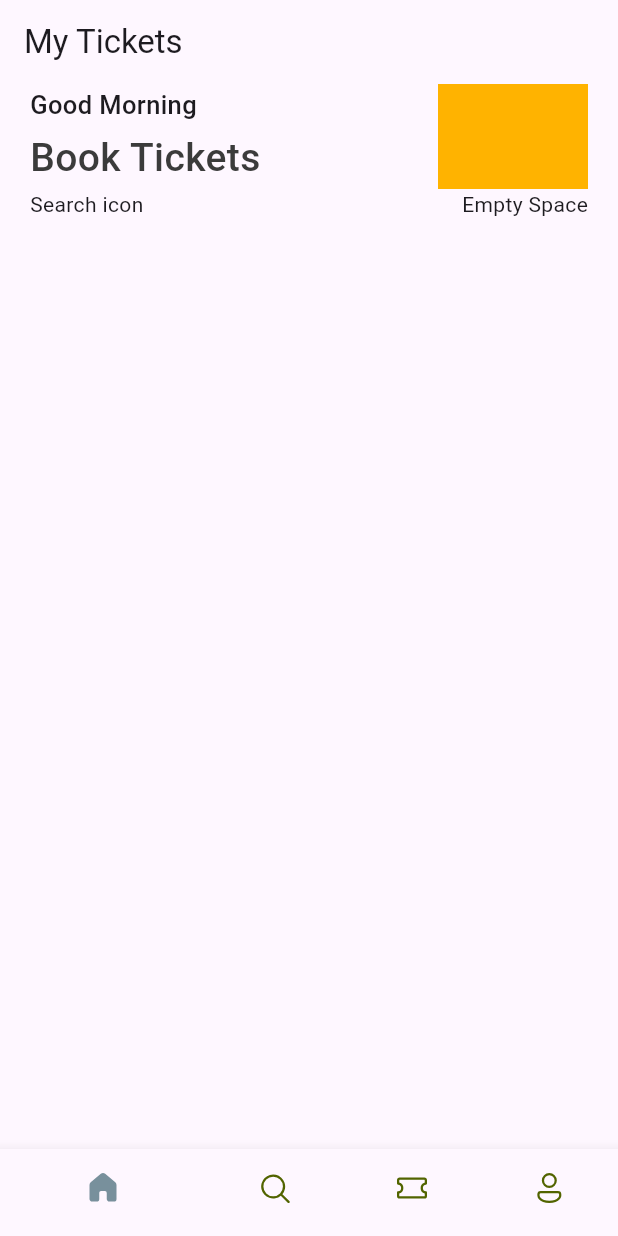
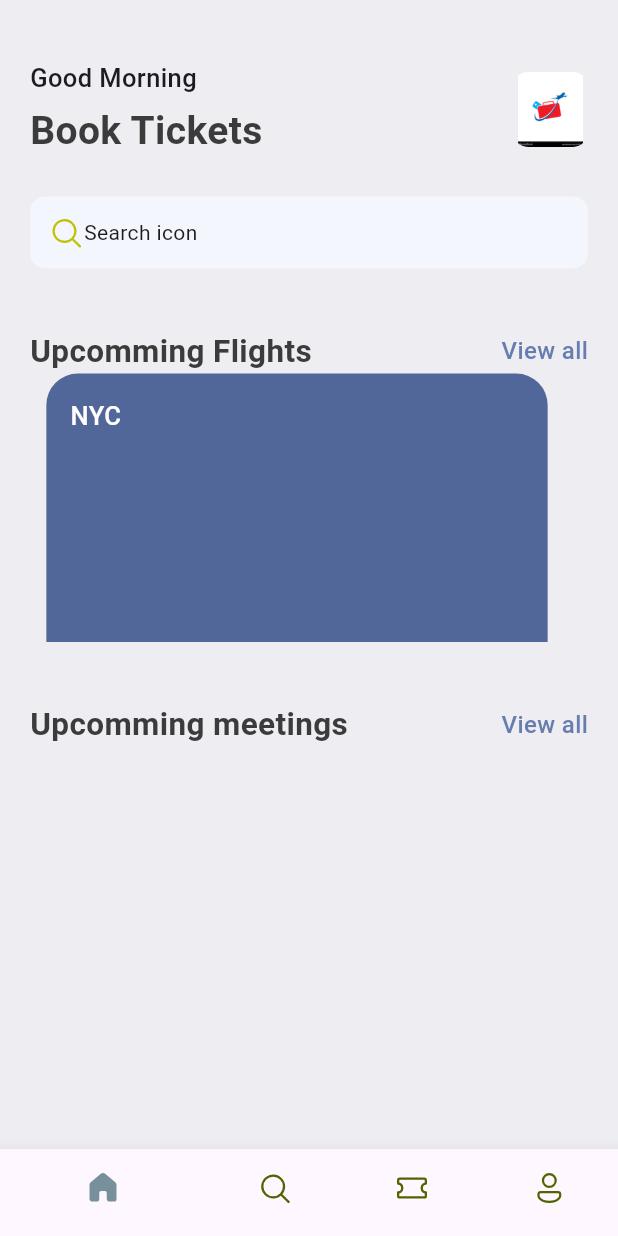
Before and after one commit to waqar864/ticket-app, a Flutter app: the screen it shows after launch, on a phone screen of 412 x 824 dp. Run offline on Flutter 3.47's test engine with Material 3 defaults, Android fonts, the phone set to English and light mode, and no system bars; our stand-ins replace fluentui_icons.

Commit message:
making ticket block design

```diff
--- a/lib/base/bottom_nav_bar.dart
+++ b/lib/base/bottom_nav_bar.dart
@@ -31,9 +31,9 @@ class _BottomNavBarState extends State<BottomNavBar> {
   @override
   Widget build(BuildContext context) {
     return Scaffold(
-      appBar: AppBar(
-        title: const Text("My Tickets"),
-      ),
+      // appBar: AppBar(
+      //   title: const Text("My Tickets"),
+      // ),
       body: appScreen[_selectedIndex],
       bottomNavigationBar: BottomNavigationBar(
         currentIndex: _selectedIndex,
--- /dev/null
+++ b/lib/base/res/media.dart
@@ -0,0 +1,4 @@
+class AppMedia{
+  static const _baseImages = "assets/images";
+  static const logo = '$_baseImages/logo.jpg';
+}
--- a/lib/base/res/styles/app_styles.dart
+++ b/lib/base/res/styles/app_styles.dart
@@ -5,12 +5,21 @@ import 'package:flutter/material.dart';
 Color primary = const Color(0xFF687daf);
 class AppStyles{
   static Color primaryColor = primary;
+  static Color bgColor = const Color(0xFFeeedf2);
   static Color textColor = const Color(0xFF3b3b3b);
+  static Color ticketBlue = const Color(0xFF526799);
 
+  static TextStyle textStyle = TextStyle(fontSize: 16, color: textColor, fontWeight: FontWeight.w500);
   static TextStyle headLineStyle1 = TextStyle(
     fontSize: 26,
-    fontWeight: FontWeight.w500,
+    fontWeight: FontWeight.bold,
     color: textColor
+  );
+   static TextStyle headLineStyle2 = TextStyle(
+    fontSize: 21,
+    fontWeight: FontWeight.bold,
+    color: textColor,
+
   );
   static TextStyle headLineStyle3 = const TextStyle(
     fontSize: 17,
--- /dev/null
+++ b/lib/base/widgets/app_double_text.dart
@@ -0,0 +1,25 @@
+import 'package:flutter/material.dart';
+import 'package:ticket_app/base/res/styles/app_styles.dart';
+
+class AppDoubleText extends StatelessWidget {
+  const AppDoubleText({super.key, required this.bigText, required this.smallText});
+
+  final String bigText;
+  final String smallText;
+
+  @override
+  Widget build(BuildContext context) {
+    return Row(
+      mainAxisAlignment: MainAxisAlignment.spaceBetween,
+      children: [
+        Text(bigText, style: AppStyles.headLineStyle2,),
+        InkWell(
+          onTap: (){},
+          child: Text(smallText, style: AppStyles.textStyle.copyWith(
+            color: AppStyles.primaryColor
+          ),),
+        )
+      ],
+    );
+  }
+}
--- a/lib/base/widgets/ticket_view.dart
+++ b/lib/base/widgets/ticket_view.dart
@@ -0,0 +1,38 @@
+
+import 'package:flutter/material.dart';
+import 'package:ticket_app/base/res/styles/app_styles.dart';
+
+class TicketView extends StatelessWidget {
+  const TicketView({super.key});
+
+  @override
+  Widget build(BuildContext context) {
+    final size = MediaQuery.of(context).size;
+    return SizedBox(
+      width: size.width*0.85,
+      height: 179,
+      child: Container(
+        margin: EdgeInsets.only(right: 16),
+        padding: EdgeInsets.all(16),
+        child: Column(
+          children: [
+            Row(
+              children: [
+                Text(
+                  "NYC", style: AppStyles.headLineStyle3.copyWith(color: Colors.white),
+                )
+              ],
+            )
+          ],
+        ),
+        decoration: BoxDecoration(
+          color: AppStyles.ticketBlue,
+          borderRadius: const BorderRadius.only(
+          topLeft: Radius.circular(21),
+          topRight: Radius.circular(21),
+        ),
+        ),
+      ),
+    );
+  }
+}
--- a/lib/main.dart
+++ b/lib/main.dart
@@ -12,14 +12,9 @@ class MyApp extends StatelessWidget {
   // This widget is the root of your application.
   @override
   Widget build(BuildContext context) {
-    return MaterialApp(
-      title: 'Flutter Demo',
-      theme: ThemeData(
-
-        colorScheme: ColorScheme.fromSeed(seedColor: Colors.deepPurple),
-        useMaterial3: true,
-      ),
-      home: const BottomNavBar(),
+    return const MaterialApp(
+      debugShowCheckedModeBanner: false,
+      home: BottomNavBar(),
     );
   }
 }
--- a/lib/screens/home_screen.dart
+++ b/lib/screens/home_screen.dart
@@ -1,4 +1,8 @@
+import 'package:fluentui_icons/fluentui_icons.dart';
 import 'package:flutter/material.dart';
+import 'package:ticket_app/base/res/media.dart';
+import 'package:ticket_app/base/widgets/app_double_text.dart';
+import 'package:ticket_app/base/widgets/ticket_view.dart';
 
 import '../base/res/styles/app_styles.dart';
 
@@ -8,9 +12,11 @@ class HomeScreen extends StatelessWidget {
   @override
   Widget build(BuildContext context) {
     return Scaffold(
+      backgroundColor: AppStyles.bgColor,
       // we want scrollable effects thats why we use list view
       body: ListView(
         children: [
+         const SizedBox(height: 40,),
          Container(
           padding: const EdgeInsets.symmetric(horizontal: 20),
            child: Column(
@@ -27,25 +33,46 @@ class HomeScreen extends StatelessWidget {
                     ],
                   ),
                   Container(
-                    color: Colors.amber[600],
-                    width: 100,
-                    height: 70,
-                  )
 
+                    width: 50,
+                    height: 50,
+                    decoration: BoxDecoration(
+                      borderRadius: BorderRadius.circular(10),
+                      image: const DecorationImage(
+                        image: AssetImage(AppMedia.logo),
+                        ),
+                    ),
 
+                  ),
 
                 ],
               ),
-               const Row(
-                mainAxisAlignment: MainAxisAlignment.spaceBetween,
-                children: [
-                  Text("Search icon"),
-                  Text("Empty Space")
-                ],
-              ),
+              const SizedBox(height: 25,),
+              Container(
+                padding: const EdgeInsets.symmetric(horizontal: 12, vertical: 12),
+                decoration: BoxDecoration(
+                  borderRadius: BorderRadius.circular(10),
+                  color: const Color(0xFFF4F6FD),
+                ),
+                 child: const Row(
+                  // mainAxisAlignment: MainAxisAlignment.spaceBetween,
+                  children: [
+                    Icon(FluentSystemIcons.ic_fluent_search_regular,color: Color(0xFFBFC205),),
+                    Text("Search icon"),
+
+                  ],
+                  ),
+               ),
+              const SizedBox(height: 40,),
+              const AppDoubleText(bigText: 'Upcomming Flights', smallText: 'View all',),
+              TicketView(),
+              const SizedBox(height: 40,),
+              const AppDoubleText(bigText: 'Upcomming meetings', smallText: 'View all',),
+
             ],
            ),
-         )
+         ),
+
         ],
       ),
     );
--- a/pubspec.yaml
+++ b/pubspec.yaml
@@ -60,8 +60,8 @@ flutter:
   uses-material-design: true
 
   # To add assets to your application, add an assets section, like this:
-  # assets:
-  #   - images/a_dot_burr.jpeg
+  assets:
+    - assets/images/
   #   - images/a_dot_ham.jpeg
 
   # An image asset can refer to one or more resolution-specific "variants", see
```
Also changed, not shown: assets/images/logo.jpg (added).
